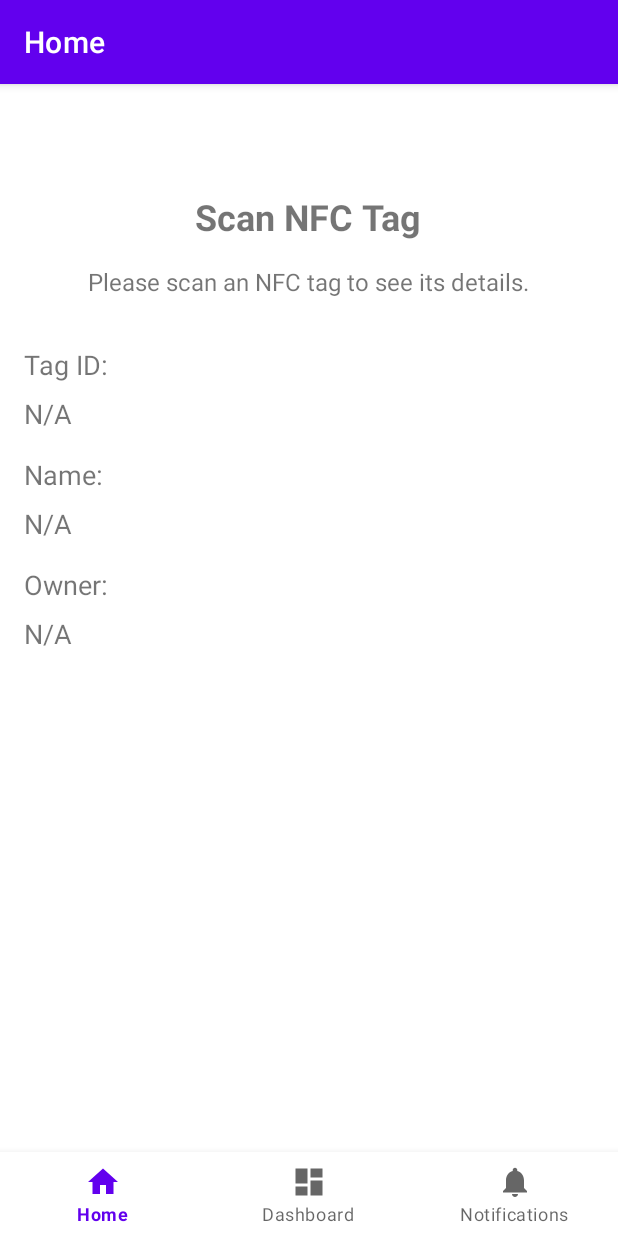
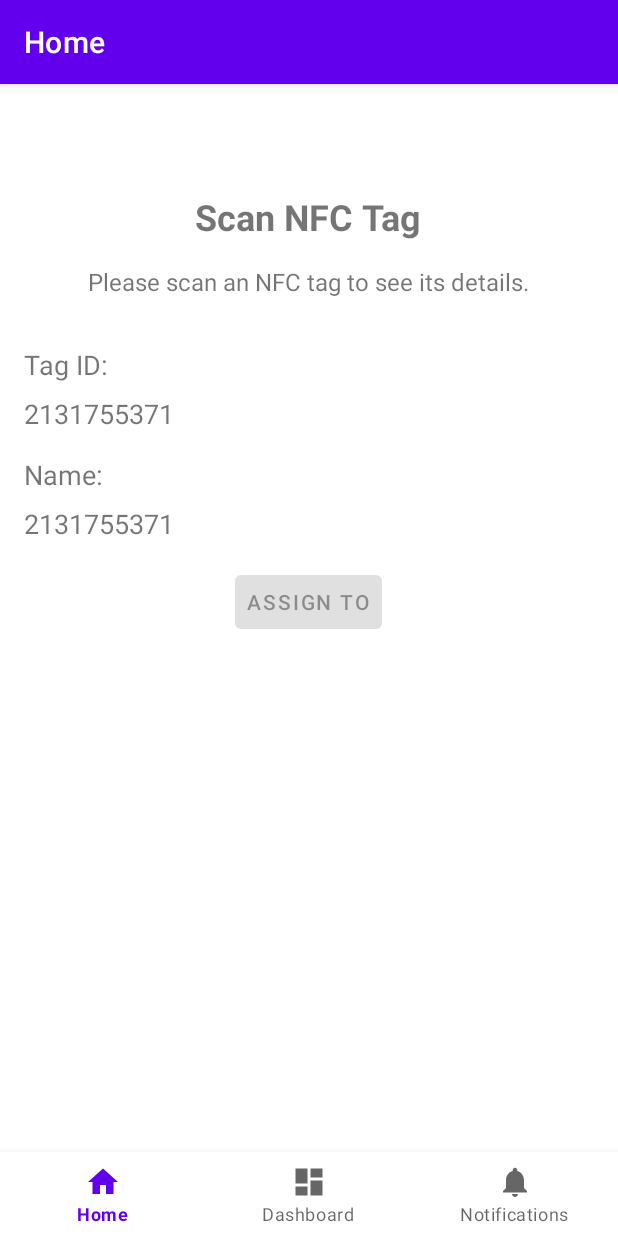
Before and after one commit to Statictide/NFC-scanner-android, an Android app: the screen it shows after launch (MainActivity), on a phone screen of 412 x 824 dp. Run offline under Robolectric (Android 15) with nearby library versions, the phone set to English and light mode, and no system bars; our stand-ins replace navigation-ui; 3 statements that could not run were skipped.

Commit message:
work on scanning

```diff
--- a/app/src/main/java/com/example/myapplication/api/ApiClient.kt
+++ b/app/src/main/java/dk/sierrasoftware/nfcscanner/api/ApiClient.kt
@@ -1,4 +1,4 @@
-package com.example.myapplication.api;
+package dk.sierrasoftware.nfcscanner.api;
 
 import retrofit2.Retrofit
 import retrofit2.converter.gson.GsonConverterFactory
--- a/app/src/main/java/com/example/myapplication/ui/home/HomeViewModel.kt
+++ b/app/src/main/java/dk/sierrasoftware/nfcscanner/ui/dashboard/DashboardViewModel.kt
@@ -1,13 +1,13 @@
-package com.example.myapplication.ui.home
+package dk.sierrasoftware.nfcscanner.ui.dashboard
 
 import androidx.lifecycle.LiveData
 import androidx.lifecycle.MutableLiveData
 import androidx.lifecycle.ViewModel
 
-class HomeViewModel : ViewModel() {
+class DashboardViewModel : ViewModel() {
 
     private val _text = MutableLiveData<String>().apply {
-        value = "This is home Fragment"
+        value = "Your entities"
     }
     val text: LiveData<String> = _text
 }
--- a/app/src/main/java/com/example/myapplication/ui/home/HomeFragment.kt
+++ b/app/src/main/java/dk/sierrasoftware/nfcscanner/ui/home/HomeFragment.kt
@@ -1,15 +1,14 @@
-package com.example.myapplication.ui.home
+package dk.sierrasoftware.nfcscanner.ui.home
 
 import android.os.Bundle
 import android.view.LayoutInflater
 import android.view.View
 import android.view.ViewGroup
-import android.widget.ImageView
-import android.widget.TextView
+import android.widget.Button
 import androidx.fragment.app.Fragment
 import androidx.lifecycle.ViewModelProvider
-import com.example.myapplication.R
-import com.example.myapplication.databinding.FragmentHomeBinding
+import dk.sierrasoftware.nfcscanner.R
+import dk.sierrasoftware.nfcscanner.databinding.FragmentHomeBinding
 
 class HomeFragment : Fragment() {
 
@@ -21,10 +20,7 @@ class HomeFragment : Fragment() {
 
 
     // Views
-    private lateinit var tagIdTextView: TextView
-    private lateinit var nameTextView: TextView
-    private lateinit var ownerTextView: TextView
-    private lateinit var tagImageView: ImageView
+    private lateinit var assignButton: Button
 
     override fun onCreateView(
             inflater: LayoutInflater,
@@ -41,15 +37,20 @@ class HomeFragment : Fragment() {
             //textView.text = it
         }
 
-        // Extracting views
-        tagIdTextView = root.findViewById(R.id.tag_id_value)
-        nameTextView = root.findViewById(R.id.name_value)
-        ownerTextView = root.findViewById(R.id.owner_value)
-        tagImageView = root.findViewById(R.id.tag_image)
+        // Bind views
+        assignButton = root.findViewById(R.id.assign_button)
 
-        arguments?.getString("tag_id")?.let { tagIdTextView.text = it }
-        arguments?.getString("name")?.let { nameTextView.text = it }
-        arguments?.getString("owner")?.let { ownerTextView.text = it }
+        arguments?.getString("tag_uid")?.let { binding.tagIdValue.text = it } ?: run {
+            binding.tagIdValue.text = R.string.na.toString()
+        }
+
+        arguments?.getString("name")?.let { binding.nameValue.text = it }?: run {
+            binding.nameValue.text = R.string.na.toString()
+        }
+
+        arguments?.getString("tag_uid")?.let { assignButton.isEnabled = true }?: run {
+            assignButton.isEnabled = false
+        }
 
         return root
     }
--- a/app/src/main/java/com/example/myapplication/ui/notifications/NotificationsViewModel.kt
+++ b/app/src/main/java/dk/sierrasoftware/nfcscanner/ui/home/HomeViewModel.kt
@@ -1,13 +1,13 @@
-package com.example.myapplication.ui.notifications
+package dk.sierrasoftware.nfcscanner.ui.home
 
 import androidx.lifecycle.LiveData
 import androidx.lifecycle.MutableLiveData
 import androidx.lifecycle.ViewModel
 
-class NotificationsViewModel : ViewModel() {
+class HomeViewModel : ViewModel() {
 
     private val _text = MutableLiveData<String>().apply {
-        value = "This is notifications Fragment"
+        value = "This is home Fragment"
     }
     val text: LiveData<String> = _text
 }
--- a/app/src/main/java/com/example/myapplication/ui/dashboard/DashboardViewModel.kt
+++ b/app/src/main/java/dk/sierrasoftware/nfcscanner/ui/notifications/NotificationsViewModel.kt
@@ -1,13 +1,13 @@
-package com.example.myapplication.ui.dashboard
+package dk.sierrasoftware.nfcscanner.ui.notifications
 
 import androidx.lifecycle.LiveData
 import androidx.lifecycle.MutableLiveData
 import androidx.lifecycle.ViewModel
 
-class DashboardViewModel : ViewModel() {
+class NotificationsViewModel : ViewModel() {
 
     private val _text = MutableLiveData<String>().apply {
-        value = "This is dashboard Fragment"
+        value = "This is notifications Fragment"
     }
     val text: LiveData<String> = _text
 }
--- a/app/src/main/res/layout/fragment_home.xml
+++ b/app/src/main/res/layout/fragment_home.xml
@@ -62,23 +62,6 @@
         android:textSize="@dimen/text_size_medium"
         android:paddingBottom="@dimen/padding_large" />
 
-    <!-- Owner -->
-    <TextView
-        android:id="@+id/owner_label"
-        android:layout_width="wrap_content"
-        android:layout_height="wrap_content"
-        android:text="@string/owner_label"
-        android:textSize="@dimen/text_size_medium"
-        android:paddingBottom="@dimen/padding_medium" />
-
-    <TextView
-        android:id="@+id/owner_value"
-        android:layout_width="wrap_content"
-        android:layout_height="wrap_content"
-        android:text="@string/na"
-        android:textSize="@dimen/text_size_medium"
-        android:paddingBottom="@dimen/padding_large" />
-
     <!-- Optional Image -->
     <ImageView
         android:id="@+id/tag_image"
@@ -88,4 +71,16 @@
         android:visibility="gone"
         android:paddingBottom="@dimen/padding_large" />
 
+    <!-- Assign Button with api call. Constrain to bottom-->
+    <Button
+        android:id="@+id/assign_button"
+        android:layout_width="wrap_content"
+        android:layout_height="wrap_content"
+        android:text="@string/assign_button"
+        android:padding="@dimen/padding_medium"
+        android:layout_gravity="center_horizontal"
+        android:enabled="false"
+        android:onClick="assignEntityTo"
+        />
+
 </LinearLayout>
--- a/app/src/main/res/navigation/mobile_navigation.xml
+++ b/app/src/main/res/navigation/mobile_navigation.xml
@@ -7,19 +7,19 @@
 
     <fragment
         android:id="@+id/navigation_home"
-        android:name="com.example.myapplication.ui.home.HomeFragment"
+        android:name="dk.sierrasoftware.nfcscanner.ui.home.HomeFragment"
         android:label="@string/title_home"
         tools:layout="@layout/fragment_home" />
 
     <fragment
         android:id="@+id/navigation_dashboard"
-        android:name="com.example.myapplication.ui.dashboard.DashboardFragment"
+        android:name="dk.sierrasoftware.nfcscanner.ui.dashboard.DashboardFragment"
         android:label="@string/title_dashboard"
         tools:layout="@layout/fragment_dashboard" />
 
     <fragment
         android:id="@+id/navigation_notifications"
-        android:name="com.example.myapplication.ui.notifications.NotificationsFragment"
+        android:name="dk.sierrasoftware.nfcscanner.ui.notifications.NotificationsFragment"
         android:label="@string/title_notifications"
         tools:layout="@layout/fragment_notifications" />
 </navigation>
--- a/app/src/main/res/values/strings.xml
+++ b/app/src/main/res/values/strings.xml
@@ -11,4 +11,5 @@
     <string name="owner_label">Owner:</string>
     <string name="image_label">Image:</string>
     <string name="na">N/A</string>
+    <string name="assign_button">Assign to</string>
 </resources>
```
Also changed, not shown: app/build.gradle.kts (+5 -3 lines), app/src/main/java/com/example/myapplication/api/ApiService.kt (deleted, +0 -19 lines), app/src/main/java/dk/sierrasoftware/nfcscanner/MainActivity.kt (renamed from app/src/main/java/com/example/myapplication/MainActivity.kt, +20 -20 lines), app/src/main/java/dk/sierrasoftware/nfcscanner/api/ApiService.kt (added, +15 -0 lines), app/src/main/java/dk/sierrasoftware/nfcscanner/ui/dashboard/DashboardFragment.kt (renamed from app/src/main/java/com/example/myapplication/ui/notifications/NotificationsFragment.kt, +9 -9 lines), app/src/main/java/dk/sierrasoftware/nfcscanner/ui/notifications/NotificationsFragment.kt (renamed from app/src/main/java/com/example/myapplication/ui/dashboard/DashboardFragment.kt, +9 -9 lines), gradle/libs.versions.toml (+8 -8 lines), 4 other files.
